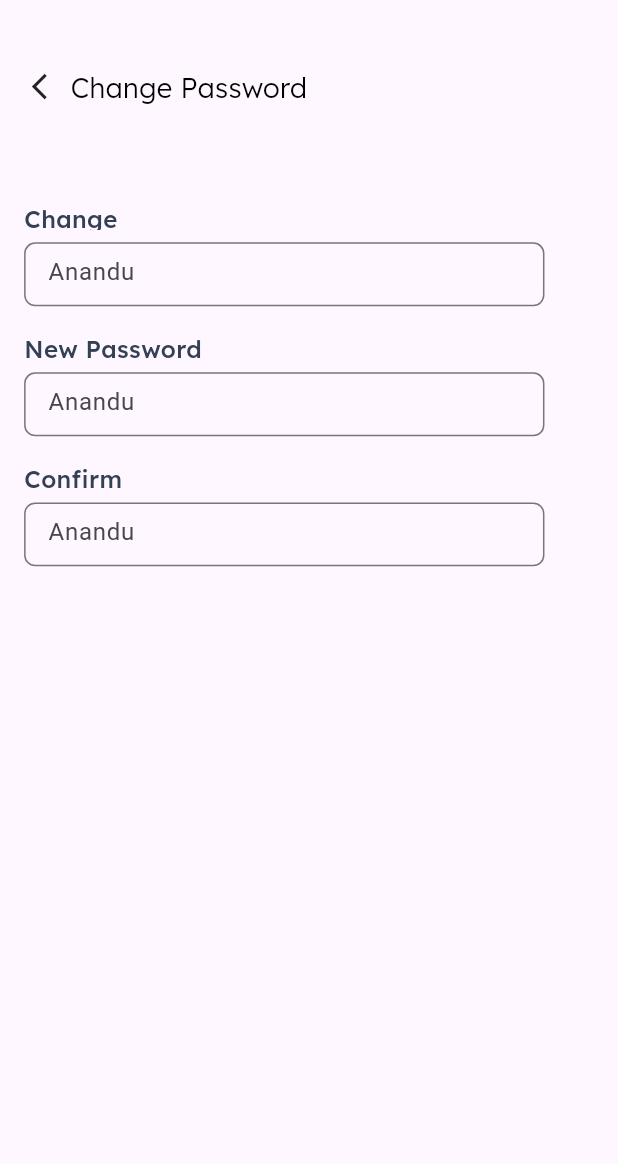
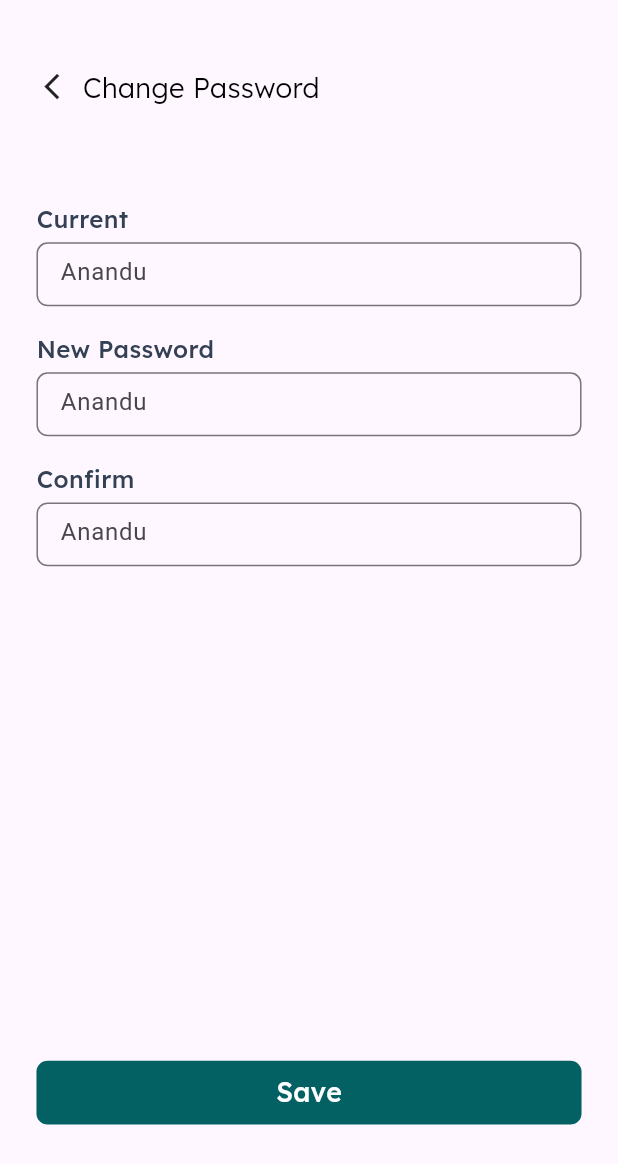
Before and after one commit to Sabari-nath-p/greenworms, a Flutter app: the ChangePasswordScreen screen opened directly, on a phone screen of 412 x 824 dp. Shown: the top 1164 px of the screen. Run offline on Flutter 3.47's test engine with Material 3 defaults, Android fonts, the phone set to English and light mode, and no system bars; our stand-ins replace fluttertoast, get, google_fonts, sizer.

Commit message:
password

```diff
--- a/lib/Screen/ProfileScreen/ChangePassword.dart
+++ b/lib/Screen/ProfileScreen/ChangePassword.dart
@@ -1,5 +1,7 @@
 import 'package:flutter/material.dart';
+import 'package:get/get.dart';
 import 'package:google_fonts/google_fonts.dart';
+import 'package:http/http.dart';
 import 'package:sizer/sizer.dart';
 
 class ChangePasswordScreen extends StatefulWidget {
@@ -16,7 +18,7 @@ class _ChangePasswordScreenState extends State<ChangePasswordScreen> {
       child: Scaffold(
         body: SingleChildScrollView(
           child: Padding(
-            padding:EdgeInsets.only(left: 3.9.w),
+            padding:EdgeInsets.only(left: 5.9.w),
             child: Column(
               crossAxisAlignment: CrossAxisAlignment.start,
               children: [
@@ -29,7 +31,11 @@ class _ChangePasswordScreenState extends State<ChangePasswordScreen> {
                       height: 5.5.w,
 
                       alignment: Alignment.topLeft,
-                      child: Icon(Icons.arrow_back_ios_new,size: 5.w,)),
+                      child: InkWell(
+                        onTap: () {
+                        Get.back();
+                        },
+                        child: Icon(Icons.arrow_back_ios_new,size: 5.w,))),
                         SizedBox(width: 2.w,),
                 Text("Change Password",style: GoogleFonts.lexend(fontSize:13.3.sp,fontWeight: FontWeight.w300,color: Colors.black ),)
             ,
@@ -38,10 +44,10 @@ class _ChangePasswordScreenState extends State<ChangePasswordScreen> {
                 SizedBox(height: 7.6.h,),
                SizedBox(width:34.5.w ,
                height:2.35.h ,
-                child: Text("Change Password",style: GoogleFonts.lexend(fontSize:11.7.sp,fontWeight: FontWeight.w500,color:Color(0xff344054) ),))
+                child: Text("Current Password",style: GoogleFonts.lexend(fontSize:11.7.sp,fontWeight: FontWeight.w500,color:Color(0xff344054) ),))
             ,  SizedBox(height: 1.h,),
             SizedBox(
-               width: 84.2.w,
+               width: 88.2.w,
                         height: 5.17.h,
               child: TextFormField(
 
@@ -65,7 +71,7 @@ class _ChangePasswordScreenState extends State<ChangePasswordScreen> {
                 child: Text("New Password",style: GoogleFonts.lexend(fontSize:11.7.sp,fontWeight: FontWeight.w500,color:Color(0xff344054) ),))
             ,  SizedBox(height: 1.h,),
             SizedBox(
-               width: 84.2.w,
+               width: 88.2.w,
                         height: 5.17.h,
               child: TextFormField(
 
@@ -89,7 +95,7 @@ class _ChangePasswordScreenState extends State<ChangePasswordScreen> {
                 child: Text("Confirm Password",style: GoogleFonts.lexend(fontSize:11.7.sp,fontWeight: FontWeight.w500,color:Color(0xff344054) ),))
             ,  SizedBox(height: 1.h,),
             SizedBox(
-               width: 84.2.w,
+               width: 88.2.w,
                         height: 5.17.h,
               child: TextFormField(
 
@@ -107,7 +113,23 @@ class _ChangePasswordScreenState extends State<ChangePasswordScreen> {
                             ),
                           ),
             ),
-
+              SizedBox(height: 40.h,),
+                  Container(
+                  width: 88.2.w,
+                  height: 5.17.h,
+                  alignment: Alignment.center,
+                   decoration: BoxDecoration(
+                      color: Color(0xff036163),
+                      borderRadius: BorderRadius.circular(0.9.h)),
+                  child: Text("Save",
+                      style: GoogleFonts.lexend(
+                        textStyle: TextStyle(
+                            color: Colors.white,
+                            fontSize: 13.sp,
+                            fontWeight: FontWeight.w500),
+                      )),
+                ),
+                SizedBox(height: 2.h,),
               ],
             ),
           ),
```
